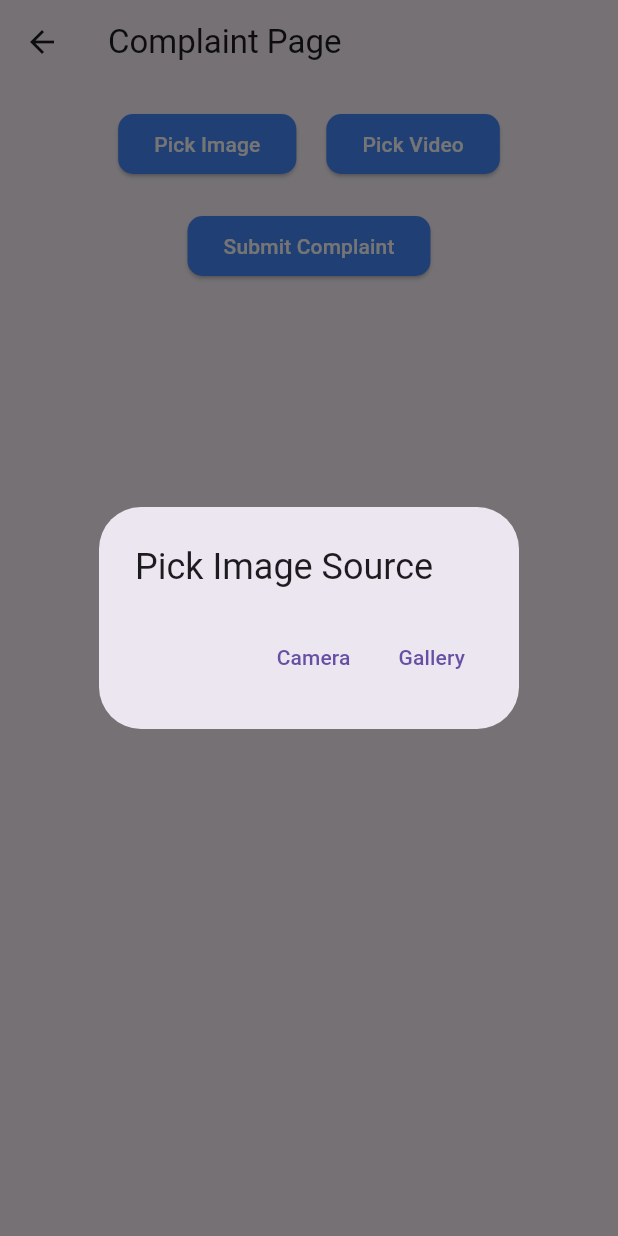
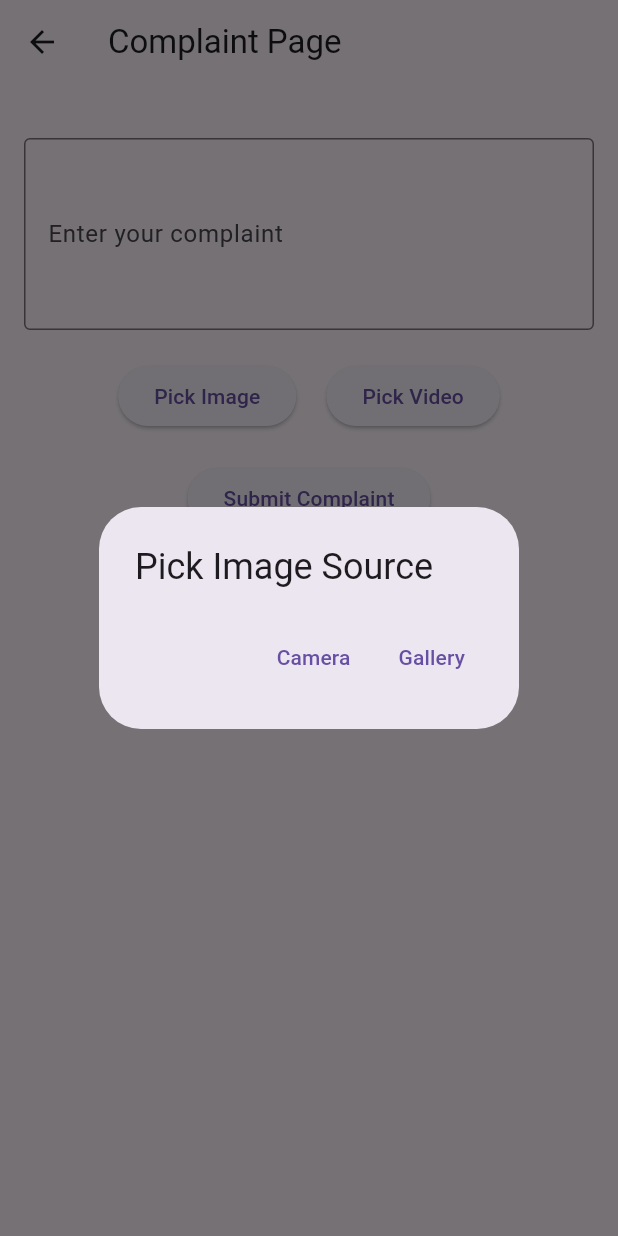
Before and after one commit to Fauzauza/ujastore, a Flutter app: the ComplaintPage screen opened directly, after a tap on "Pick Image", on a phone screen of 412 x 824 dp. Run offline on Flutter 3.47's test engine with Material 3 defaults, Android fonts, the phone set to English and light mode, and no system bars; our stand-ins replace audioplayers, cloud_firestore, connectivity_plus, firebase_auth, firebase_core, firebase_messaging and 9 more; accounts and stored records are empty; network calls fail.

Commit message:
complain_view.dart

```diff
--- a/lib/app/modules/home/views/complain_view.dart
+++ b/lib/app/modules/home/views/complain_view.dart
@@ -10,34 +10,31 @@ class ComplaintPage extends StatefulWidget {
 
 class _ComplaintPageState extends State<ComplaintPage> {
   final ImagePicker _picker = ImagePicker();
-  File? _image; // To store selected image
-  File? _video; // To store selected video
-  VideoPlayerController?
-      _videoController; // To control video playback (optional)
+  final TextEditingController _complaintTextController = TextEditingController(); // Controller untuk teks keluhan
+  File? _image; // Untuk menyimpan gambar yang dipilih
+  File? _video; // Untuk menyimpan video yang dipilih
+  VideoPlayerController? _videoController; // Untuk mengontrol pemutaran video
 
-  // Function to pick an image from camera or gallery
+  // Fungsi untuk memilih gambar dari kamera atau galeri
   Future<void> _pickImage(ImageSource source) async {
-    final XFile? pickedFile =
-        await _picker.pickImage(source: source); // Camera or gallery option
+    final XFile? pickedFile = await _picker.pickImage(source: source);
     if (pickedFile != null) {
       setState(() {
         _image = File(pickedFile.path);
-        _video = null; // Clear the selected video if an image is chosen
-        _videoController
-            ?.dispose(); // Dispose the video controller if video was chosen previously
+        _video = null; // Hapus video jika gambar dipilih
+        _videoController?.dispose();
         _videoController = null;
       });
     }
   }
 
-  // Function to pick a video from camera or gallery
+  // Fungsi untuk memilih video dari kamera atau galeri
   Future<void> _pickVideo(ImageSource source) async {
-    final XFile? pickedFile =
-        await _picker.pickVideo(source: source); // Camera or gallery option
+    final XFile? pickedFile = await _picker.pickVideo(source: source);
     if (pickedFile != null) {
       setState(() {
         _video = File(pickedFile.path);
-        _image = null; // Clear the selected image if a video is chosen
+        _image = null; // Hapus gambar jika video dipilih
         _videoController = VideoPlayerController.file(_video!)
           ..initialize().then((_) {
             setState(() {});
@@ -47,33 +44,34 @@ class _ComplaintPageState extends State<ComplaintPage> {
     }
   }
 
-  // Function to submit the complaint with image/video
+  // Fungsi untuk mengirimkan keluhan dengan gambar/video dan teks
   void _submitComplaint() {
-    if (_image != null || _video != null) {
-      // You can add API call here to submit the complaint
+    final complaintText = _complaintTextController.text; // Ambil teks keluhan
+    if ((complaintText.isNotEmpty && (_image != null || _video != null))) {
+      // Tambahkan logika API atau pengolahan data di sini
 
-      // Show confirmation snackbar
-      ScaffoldMessenger.of(context)
-          .showSnackBar(SnackBar(content: Text("Complaint Submitted!")));
+      // Tampilkan notifikasi konfirmasi
+      ScaffoldMessenger.of(context).showSnackBar(
+          SnackBar(content: Text("Complaint Submitted: $complaintText")));
 
-      // Clear the selected image or video after submission
+      // Reset data setelah keluhan dikirim
       setState(() {
         _image = null;
         _video = null;
-        _videoController
-            ?.dispose(); // Dispose video controller if video was selected
+        _videoController?.dispose();
         _videoController = null;
+        _complaintTextController.clear(); // Hapus teks keluhan
       });
     } else {
       ScaffoldMessenger.of(context).showSnackBar(
-          SnackBar(content: Text("Please add an image or video")));
+          SnackBar(content: Text("Please add an image/video and complaint text")));
     }
   }
 
   @override
   void dispose() {
-    _videoController
-        ?.dispose(); // Clean up video controller when widget is disposed
+    _videoController?.dispose();
+    _complaintTextController.dispose(); // Hapus controller teks
     super.dispose();
   }
 
@@ -84,83 +82,58 @@ class _ComplaintPageState extends State<ComplaintPage> {
         title: Text('Complaint Page'),
       ),
       body: SingleChildScrollView(
-        // Wrap the content in a SingleChildScrollView
         child: Padding(
           padding: const EdgeInsets.all(16.0),
           child: Column(
             children: [
-              // Image or video display area
+              // Tampilkan gambar atau video yang dipilih
               if (_image != null) Image.file(_image!),
               if (_video != null)
-                _videoController != null &&
-                        _videoController!.value.isInitialized
+                _videoController != null && _videoController!.value.isInitialized
                     ? AspectRatio(
                         aspectRatio: _videoController!.value.aspectRatio,
                         child: VideoPlayer(_videoController!),
                       )
                     : Container(),
 
-              // Buttons to pick an image or video
+              // Input teks keluhan
+              SizedBox(height: 20),
+              TextField(
+                controller: _complaintTextController,
+                maxLines: 4,
+                decoration: InputDecoration(
+                  border: OutlineInputBorder(),
+                  labelText: 'Enter your complaint',
+                  hintText: 'Describe your issue here...',
+                ),
+              ),
+
+              // Tombol untuk memilih gambar atau video
+              SizedBox(height: 20),
               Row(
                 mainAxisAlignment: MainAxisAlignment.center,
                 children: [
                   ElevatedButton(
-                    style: ElevatedButton.styleFrom(
-                      backgroundColor: Colors.blueAccent,
-                      shape: RoundedRectangleBorder(
-                        borderRadius: BorderRadius.circular(
-                            10), // Ubah nilai sesuai keinginan
-                      ),
-                    ),
                     onPressed: _image == null
                         ? () => _showImagePickerOptions()
-                        : null, // Disable if image is selected
-                    child: Text(
-                      'Pick Image',
-                      style: TextStyle(
-                        color: Colors.white,
-                      ),
-                    ),
+                        : null, // Nonaktifkan jika gambar telah dipilih
+                    child: Text('Pick Image'),
                   ),
                   SizedBox(width: 20),
                   ElevatedButton(
-                    style: ElevatedButton.styleFrom(
-                      backgroundColor: Colors.blueAccent,
-                      shape: RoundedRectangleBorder(
-                        borderRadius: BorderRadius.circular(
-                            10), // Ubah nilai sesuai keinginan
-                      ),
-                    ),
                     onPressed: _video == null
                         ? () => _showVideoPickerOptions()
-                        : null, // Disable if video is selected
-                    child: Text(
-                      'Pick Video',
-                      style: TextStyle(
-                        color: Colors.white,
-                      ),
-                    ),
+                        : null, // Nonaktifkan jika video telah dipilih
+                    child: Text('Pick Video'),
                   ),
                 ],
               ),
 
-              // Submit button
+              // Tombol kirim keluhan
               SizedBox(height: 20),
               ElevatedButton(
-                style: ElevatedButton.styleFrom(
-                  backgroundColor: Colors.blueAccent,
-                  shape: RoundedRectangleBorder(
-                    borderRadius: BorderRadius.circular(
-                        10), // Ubah nilai sesuai keinginan
-                  ),
-                ),
                 onPressed: _submitComplaint,
-                child: Text(
-                  'Submit Complaint',
-                  style: TextStyle(
-                    color: Colors.white,
-                  ),
-                ),
+                child: Text('Submit Complaint'),
               ),
             ],
           ),
@@ -169,7 +142,7 @@ class _ComplaintPageState extends State<ComplaintPage> {
     );
   }
 
-  // Function to show options for picking an image (Camera or Gallery)
+  // Fungsi untuk menampilkan dialog pilihan sumber gambar
   void _showImagePickerOptions() async {
     final ImageSource? source = await showDialog<ImageSource>(
       context: context,
@@ -177,15 +150,11 @@ class _ComplaintPageState extends State<ComplaintPage> {
         title: Text('Pick Image Source'),
         actions: [
           TextButton(
-            onPressed: () {
-              Navigator.of(context).pop(ImageSource.camera);
-            },
+            onPressed: () => Navigator.of(context).pop(ImageSource.camera),
             child: Text('Camera'),
           ),
           TextButton(
-            onPressed: () {
-              Navigator.of(context).pop(ImageSource.gallery);
-            },
+            onPressed: () => Navigator.of(context).pop(ImageSource.gallery),
             child: Text('Gallery'),
           ),
         ],
@@ -196,7 +165,7 @@ class _ComplaintPageState extends State<ComplaintPage> {
     }
   }
 
-  // Function to show options for picking a video (Camera or Gallery)
+  // Fungsi untuk menampilkan dialog pilihan sumber video
   void _showVideoPickerOptions() async {
     final ImageSource? source = await showDialog<ImageSource>(
       context: context,
@@ -204,15 +173,11 @@ class _ComplaintPageState extends State<ComplaintPage> {
         title: Text('Pick Video Source'),
         actions: [
           TextButton(
-            onPressed: () {
-              Navigator.of(context).pop(ImageSource.camera);
-            },
+            onPressed: () => Navigator.of(context).pop(ImageSource.camera),
             child: Text('Camera'),
           ),
           TextButton(
-            onPressed: () {
-              Navigator.of(context).pop(ImageSource.gallery);
-            },
+            onPressed: () => Navigator.of(context).pop(ImageSource.gallery),
             child: Text('Gallery'),
           ),
         ],
```
